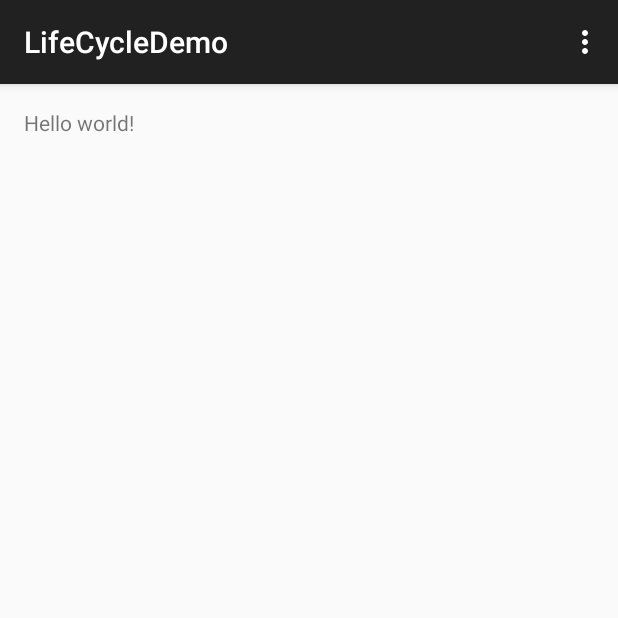
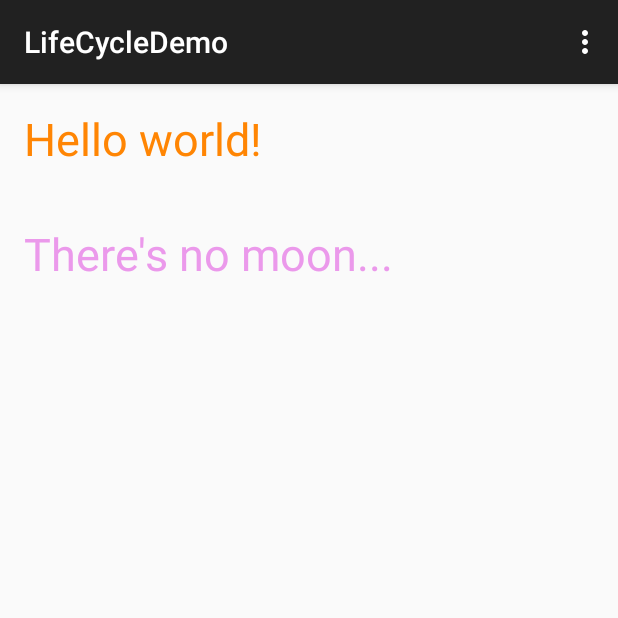
Before and after one commit to erb325/andriod, an Android app: the screen it shows after launch (MainActivity), on a phone screen of 412 x 824 dp, the top half of it. Run offline under Robolectric (Android 15) with nearby library versions, the light colour scheme and no system bars.

Commit message:
Hello world messing with it

```diff
--- a/ClassExercises/LifeCycleDemo/app/src/main/res/layout/activity_main.xml
+++ b/ClassExercises/LifeCycleDemo/app/src/main/res/layout/activity_main.xml
@@ -1,11 +1,32 @@
-<RelativeLayout xmlns:android="http://schemas.android.com/apk/res/android"
-    xmlns:tools="http://schemas.android.com/tools" android:layout_width="match_parent"
-    android:layout_height="match_parent" android:paddingLeft="@dimen/activity_horizontal_margin"
+<LinearLayout xmlns:android="http://schemas.android.com/apk/res/android"
+    xmlns:tools="http://schemas.android.com/tools"
+    android:layout_width="match_parent"
+    android:layout_height="match_parent"
+    android:paddingBottom="@dimen/activity_vertical_margin"
+    android:paddingLeft="@dimen/activity_horizontal_margin"
     android:paddingRight="@dimen/activity_horizontal_margin"
     android:paddingTop="@dimen/activity_vertical_margin"
-    android:paddingBottom="@dimen/activity_vertical_margin" tools:context=".MainActivity">
+    tools:context=".MainActivity"
+    android:orientation="vertical">
 
-    <TextView android:text="@string/hello_world" android:layout_width="wrap_content"
-        android:layout_height="wrap_content" />
+    <TextView
+        android:layout_width="wrap_content"
+        android:layout_height="wrap_content"
+        android:text="@string/hello_world"
+        android:layout_centerVertical="true"
+        android:layout_centerHorizontal="true"
+        android:textColor="#ffff8503"
+        android:textSize="30sp"
+        android:id="@+id/textView"/>
+    <TextView
+        android:layout_width="wrap_content"
+        android:layout_height="wrap_content"
+        android:text="@string/moon"
+        android:layout_centerVertical="true"
+        android:layout_centerHorizontal="true"
+        android:textColor="@color/purpleColor"
+        android:textSize="30sp"
+        android:id="@+id/textView2"
+        android:layout_marginTop="36dp"/>
 
-</RelativeLayout>
+</LinearLayout>
--- /dev/null
+++ b/ClassExercises/LifeCycleDemo/app/src/main/res/values/color.xml
@@ -0,0 +1,4 @@
+<?xml version="1.0" encoding="utf-8"?>
+<resources>
+    <color name="purpleColor">#EB99EB</color>
+</resources>
--- a/ClassExercises/LifeCycleDemo/app/src/main/res/values/strings.xml
+++ b/ClassExercises/LifeCycleDemo/app/src/main/res/values/strings.xml
@@ -3,4 +3,5 @@
 
     <string name="hello_world">Hello world!</string>
     <string name="action_settings">Settings</string>
+    <string name="moon">There\'s no moon...</string>
 </resources>
```
Also changed, not shown: ClassExercises/LifeCycleDemo/app/src/main/java/erb325/pandacorn/lifecycledemo/MainActivity.java (+9 -0 lines), 1 other file.
